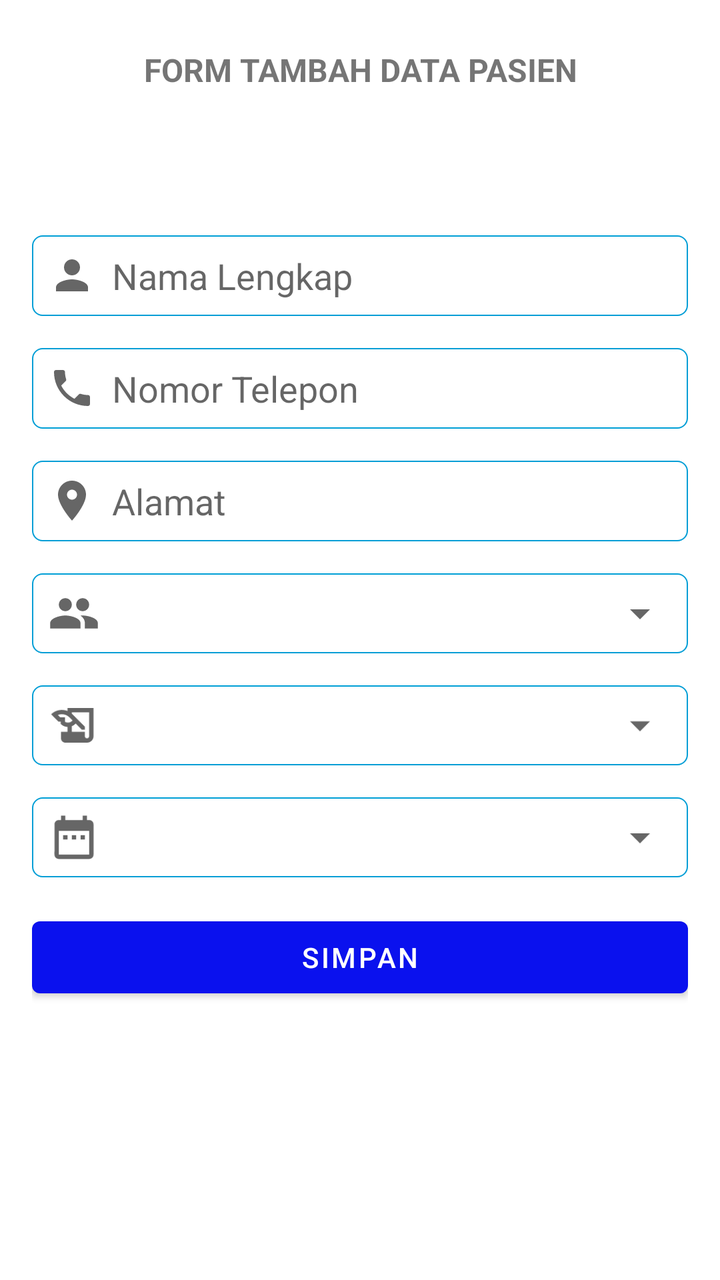
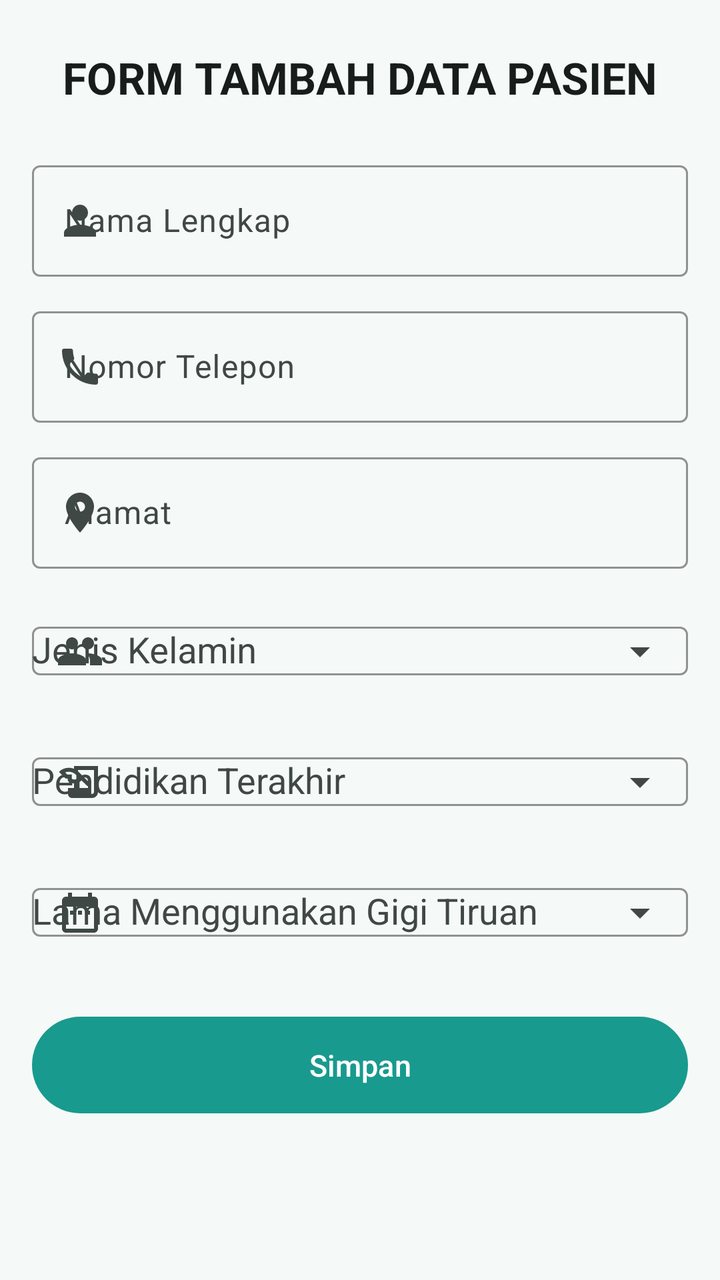

An Android layout rendered at two revisions. The XML below is the earlier revision; the diff shows what the commit changed to produce the second picture.
<!-- AndroidManifest.xml: application theme Theme.Ladokgi -->
<!-- res/layout/activity_create_pasien.xml -->
<?xml version="1.0" encoding="utf-8"?>

<LinearLayout xmlns:android="http://schemas.android.com/apk/res/android"
    xmlns:app="http://schemas.android.com/apk/res-auto"
    xmlns:tools="http://schemas.android.com/tools"
    android:layout_width="match_parent"
    android:layout_height="match_parent"
    android:orientation="vertical"
    tools:context=".CreatePasienActivity">
    <ScrollView
        android:id="@+id/scroll"
        android:layout_width="match_parent"
        android:layout_height="wrap_content"
        >
        <androidx.constraintlayout.widget.ConstraintLayout
            android:layout_width="match_parent"
            android:layout_height="match_parent"
            android:paddingLeft="@dimen/activity_horizontal_margin"
            android:paddingTop="@dimen/activity_vertical_margin"
            android:paddingRight="@dimen/activity_horizontal_margin"
            android:paddingBottom="@dimen/activity_vertical_margin">

            <TextView
                android:id="@+id/title"
                android:layout_width="match_parent"
                android:layout_height="wrap_content"
                android:layout_marginTop="8dp"
                app:layout_constraintTop_toTopOf="parent"
                app:layout_constraintBottom_toTopOf="@id/form"
                android:textAlignment="center"
                android:textSize="16sp"
                android:textStyle="bold"
                android:text="FORM TAMBAH DATA PASIEN"/>


            <LinearLayout
                android:id="@+id/form"
                android:layout_width="match_parent"
                android:layout_height="wrap_content"
                android:layout_marginTop="72dp"
                android:orientation="vertical"
                app:layout_constraintTop_toBottomOf="@id/title"
                >

                <EditText
                    android:id="@+id/nama"
                    android:layout_width="match_parent"
                    android:layout_height="wrap_content"
                    android:layout_marginBottom="16dp"
                    android:background="@drawable/field_bg"
                    android:inputType="textPersonName"
                    android:drawableStart="@drawable/ic_baseline_person_24"
                    android:hint="Nama Lengkap"
                    android:drawablePadding="8dp"
                    android:padding="8dp" />

                <EditText
                    android:id="@+id/nomor_tlp"
                    android:layout_width="match_parent"
                    android:layout_height="wrap_content"
                    android:layout_marginBottom="16dp"
                    android:background="@drawable/field_bg"
                    android:inputType="phone"
                    android:drawableStart="@drawable/ic_baseline_phone_24"
                    android:hint="Nomor Telepon"
                    android:drawablePadding="8dp"
                    android:padding="8dp" />

                <EditText
                    android:id="@+id/alamat"
                    android:layout_width="match_parent"
                    android:layout_height="wrap_content"
                    android:layout_marginBottom="16dp"
                    android:background="@drawable/field_bg"
                    android:drawableStart="@drawable/ic_baseline_location_on_24"
                    android:inputType="text"
                    android:drawablePadding="8dp"
                    android:hint="Alamat"
                    android:padding="8dp" />

                <RelativeLayout
                    android:layout_width="match_parent"
                    android:layout_height="wrap_content"
                    android:background="@drawable/field_bg"
                    android:layout_marginBottom="16dp">

                    <Spinner
                        android:id="@+id/spn3"
                        android:layout_width="match_parent"
                        android:layout_height="40dp"
                        android:layout_toEndOf="@id/iconSpinner3" />
                    <ImageView
                        android:id="@+id/iconSpinner3"
                        android:layout_width="26dp"
                        android:layout_height="26dp"
                        android:src="@drawable/ic_baseline_group_24"
                        android:layout_centerVertical="true"
                        android:layout_marginStart="8dp"/>
                </RelativeLayout>

                <RelativeLayout
                    android:layout_width="match_parent"
                    android:layout_height="wrap_content"
                    android:background="@drawable/field_bg"
                    android:layout_marginBottom="16dp">
                    <Spinner
                        android:id="@+id/spn"
                        android:layout_width="match_parent"
                        android:layout_height="40dp"
                        android:layout_toEndOf="@id/iconSpinner"
                        />
                    <ImageView
                        android:id="@+id/iconSpinner"
                        android:layout_width="26dp"
                        android:layout_height="26dp"
                        android:src="@drawable/ic_baseline_history_edu_24"
                        android:layout_centerVertical="true"
                        android:layout_marginStart="8dp"/>
                </RelativeLayout>

                <RelativeLayout
                    android:layout_width="match_parent"
                    android:layout_height="wrap_content"
                    android:background="@drawable/field_bg"
                    android:layout_marginBottom="16dp">
                    <Spinner
                        android:id="@+id/spn2"
                        android:layout_width="match_parent"
                        android:layout_height="40dp"
                        android:layout_toEndOf="@id/iconSpinner2"
                        />
                    <ImageView
                        android:id="@+id/iconSpinner2"
                        android:layout_width="26dp"
                        android:layout_height="26dp"
                        android:src="@drawable/ic_baseline_date_range_24"
                        android:layout_centerVertical="true"
                        android:layout_marginStart="8dp"/>
                </RelativeLayout>

                <Button
                    android:id="@+id/btn_simpan"
                    android:layout_width="match_parent"
                    android:layout_height="wrap_content"
                    android:layout_marginBottom="32dp"
                    android:text="Simpan" />


            </LinearLayout>

        </androidx.constraintlayout.widget.ConstraintLayout>
    </ScrollView>
</LinearLayout>
<!-- resources referenced by this layout -->
<resources>
  <dimen name="activity_vertical_margin">16dp</dimen>
  <!-- drawable field_bg (drawable) -->
  <?xml version="1.0" encoding="utf-8"?>
  
  <shape xmlns:android="http://schemas.android.com/apk/res/android"
      android:shape="rectangle" >
  
      <corners
          android:bottomLeftRadius="5dp"
          android:bottomRightRadius="5dp"
          android:topLeftRadius="5dp"
          android:topRightRadius="5dp" />
  
      <stroke
          android:width="0.5dp"
          android:color="@color/purple_500" />
  
      <solid android:color="#80FFFFFF" />
  
  </shape>
  <style name="Theme.Ladokgi" parent="Theme.MaterialComponents.DayNight.NoActionBar">
          
          <item name="colorPrimary">@color/purple_700</item>
          <item name="colorPrimaryVariant">@color/purple_500</item>
          <item name="colorOnPrimary">@color/white</item>
          
          <item name="colorSecondary">@color/purple_500</item>
          <item name="colorSecondaryVariant">@color/purple_700</item>
          <item name="colorOnSecondary">@color/black</item>
          
          <item name="android:statusBarColor" tools:targetApi="l">?attr/colorPrimaryVariant</item>
          
  
          <item name="actionOverflowButtonStyle">@style/MyOverflowButtonStyle</item>
      </style>
  <color name="purple_500">#009ed6</color>
  <color name="purple_700">#0a11ee</color>
  <color name="white">#FFFFFFFF</color>
  <color name="black">#FF000000</color>
  <style name="MyOverflowButtonStyle" parent="Widget.AppCompat.ActionButton.Overflow">
          <item name="android:tint">#FFFFFF</item>
      </style>
  <!-- unchanged entries left out for length: 7 -->
</resources>

<!-- the commit's change to res/layout/activity_create_pasien.xml (unified diff, before → after) -->
@@ -1,5 +1,4 @@
 <?xml version="1.0" encoding="utf-8"?>
-
 <LinearLayout xmlns:android="http://schemas.android.com/apk/res/android"
     xmlns:app="http://schemas.android.com/apk/res-auto"
     xmlns:tools="http://schemas.android.com/tools"
@@ -7,147 +6,143 @@
     android:layout_height="match_parent"
     android:orientation="vertical"
     tools:context=".CreatePasienActivity">
+
     <ScrollView
         android:id="@+id/scroll"
         android:layout_width="match_parent"
-        android:layout_height="wrap_content"
-        >
-        <androidx.constraintlayout.widget.ConstraintLayout
+        android:layout_height="match_parent"
+        android:fillViewport="true">
+
+        <LinearLayout
             android:layout_width="match_parent"
-            android:layout_height="match_parent"
-            android:paddingLeft="@dimen/activity_horizontal_margin"
-            android:paddingTop="@dimen/activity_vertical_margin"
-            android:paddingRight="@dimen/activity_horizontal_margin"
-            android:paddingBottom="@dimen/activity_vertical_margin">
+            android:layout_height="wrap_content"
+            android:orientation="vertical"
+            android:padding="@dimen/activity_horizontal_margin"
+            android:paddingBottom="32dp">
 
-            <TextView
+            <com.google.android.material.textview.MaterialTextView
                 android:id="@+id/title"
                 android:layout_width="match_parent"
                 android:layout_height="wrap_content"
                 android:layout_marginTop="8dp"
-                app:layout_constraintTop_toTopOf="parent"
-                app:layout_constraintBottom_toTopOf="@id/form"
-                android:textAlignment="center"
-                android:textSize="16sp"
-                android:textStyle="bold"
-                android:text="FORM TAMBAH DATA PASIEN"/>
-
+                android:layout_marginBottom="24dp"
+                android:gravity="center"
+                android:text="@string/form_add_patient_title"
+                android:textAppearance="?attr/textAppearanceTitleLarge"
+                android:textColor="?attr/colorOnSurface"
+                android:textStyle="bold" />
 
             <LinearLayout
                 android:id="@+id/form"
                 android:layout_width="match_parent"
                 android:layout_height="wrap_content"
-                android:layout_marginTop="72dp"
-                android:orientation="vertical"
-                app:layout_constraintTop_toBottomOf="@id/title"
-                >
+                android:orientation="vertical">
 
-                <EditText
-                    android:id="@+id/nama"
+                <com.google.android.material.textfield.TextInputLayout
+                    android:id="@+id/til_nama"
+                    style="@style/Widget.Ladokgi.TextInputLayout"
                     android:layout_width="match_parent"
                     android:layout_height="wrap_content"
-                    android:layout_marginBottom="16dp"
-                    android:background="@drawable/field_bg"
-                    android:inputType="textPersonName"
-                    android:drawableStart="@drawable/ic_baseline_person_24"
-                    android:hint="Nama Lengkap"
-                    android:drawablePadding="8dp"
-                    android:padding="8dp" />
+                    android:layout_marginBottom="12dp"
+                    android:hint="@string/hint_full_name"
+                    app:startIconDrawable="@drawable/ic_baseline_person_24">
 
-                <EditText
-                    android:id="@+id/nomor_tlp"
+                    <com.google.android.material.textfield.TextInputEditText
+                        android:id="@+id/nama"
+                        android:layout_width="match_parent"
+                        android:layout_height="wrap_content"
+                        android:inputType="textPersonName" />
+                </com.google.android.material.textfield.TextInputLayout>
+
+                <com.google.android.material.textfield.TextInputLayout
+                    android:id="@+id/til_telepon"
+                    style="@style/Widget.Ladokgi.TextInputLayout"
                     android:layout_width="match_parent"
                     android:layout_height="wrap_content"
-                    android:layout_marginBottom="16dp"
-                    android:background="@drawable/field_bg"
-                    android:inputType="phone"
-                    android:drawableStart="@drawable/ic_baseline_phone_24"
-                    android:hint="Nomor Telepon"
-                    android:drawablePadding="8dp"
-                    android:padding="8dp" />
+                    android:layout_marginBottom="12dp"
+                    android:hint="@string/hint_phone"
+                    app:startIconDrawable="@drawable/ic_baseline_phone_24">
 
-                <EditText
-                    android:id="@+id/alamat"
+                    <com.google.android.material.textfield.TextInputEditText
+                        android:id="@+id/nomor_tlp"
+                        android:layout_width="match_parent"
+                        android:layout_height="wrap_content"
+                        android:inputType="phone" />
+                </com.google.android.material.textfield.TextInputLayout>
+
+                <com.google.android.material.textfield.TextInputLayout
+                    android:id="@+id/til_alamat"
+                    style="@style/Widget.Ladokgi.TextInputLayout"
                     android:layout_width="match_parent"
                     android:layout_height="wrap_content"
-                    android:layout_marginBottom="16dp"
-                    android:background="@drawable/field_bg"
-                    android:drawableStart="@drawable/ic_baseline_location_on_24"
-                    android:inputType="text"
-                    android:drawablePadding="8dp"
-                    android:hint="Alamat"
-                    android:padding="8dp" />
+                    android:layout_marginBottom="12dp"
+                    android:hint="@string/hint_address"
+                    app:startIconDrawable="@drawable/ic_baseline_location_on_24">
 
-                <RelativeLayout
+                    <com.google.android.material.textfield.TextInputEditText
+                        android:id="@+id/alamat"
+                        android:layout_width="match_parent"
+                        android:layout_height="wrap_content"
+                        android:inputType="text" />
+                </com.google.android.material.textfield.TextInputLayout>
+
+                <com.google.android.material.textfield.TextInputLayout
+                    android:id="@+id/til_jenkel"
+                    style="@style/Widget.Ladokgi.TextInputLayout"
                     android:layout_width="match_parent"
                     android:layout_height="wrap_content"
-                    android:background="@drawable/field_bg"
-                    android:layout_marginBottom="16dp">
+                    android:layout_marginBottom="12dp"
+                    android:hint="@string/label_gender"
+                    app:startIconDrawable="@drawable/ic_baseline_group_24"
+                    app:endIconMode="dropdown_menu">
 
-                    <Spinner
+                    <com.google.android.material.textfield.MaterialAutoCompleteTextView
                         android:id="@+id/spn3"
                         android:layout_width="match_parent"
-                        android:layout_height="40dp"
-                        android:layout_toEndOf="@id/iconSpinner3" />
-                    <ImageView
-                        android:id="@+id/iconSpinner3"
-                        android:layout_width="26dp"
-                        android:layout_height="26dp"
-                        android:src="@drawable/ic_baseline_group_24"
-                        android:layout_centerVertical="true"
-                        android:layout_marginStart="8dp"/>
-                </RelativeLayout>
+                        android:layout_height="wrap_content"
+                        android:inputType="none" />
+                </com.google.android.material.textfield.TextInputLayout>
 
-                <RelativeLayout
+                <com.google.android.material.textfield.TextInputLayout
+                    android:id="@+id/til_pendidikan"
+                    style="@style/Widget.Ladokgi.TextInputLayout"
                     android:layout_width="match_parent"
                     android:layout_height="wrap_content"
-                    android:background="@drawable/field_bg"
-                    android:layout_marginBottom="16dp">
-                    <Spinner
+                    android:layout_marginBottom="12dp"
+                    android:hint="@string/label_education"
+                    app:startIconDrawable="@drawable/ic_baseline_history_edu_24"
+                    app:endIconMode="dropdown_menu">
+
+                    <com.google.android.material.textfield.MaterialAutoCompleteTextView
                         android:id="@+id/spn"
                         android:layout_width="match_parent"
-                        android:layout_height="40dp"
-                        android:layout_toEndOf="@id/iconSpinner"
-                        />
-                    <ImageView
-                        android:id="@+id/iconSpinner"
-                        android:layout_width="26dp"
-                        android:layout_height="26dp"
-                        android:src="@drawable/ic_baseline_history_edu_24"
-                        android:layout_centerVertical="true"
-                        android:layout_marginStart="8dp"/>
-                </RelativeLayout>
+                        android:layout_height="wrap_content"
+                        android:inputType="none" />
+                </com.google.android.material.textfield.TextInputLayout>
 
-                <RelativeLayout
+                <com.google.android.material.textfield.TextInputLayout
+                    android:id="@+id/til_tahun"
+                    style="@style/Widget.Ladokgi.TextInputLayout"
                     android:layout_width="match_parent"
                     android:layout_height="wrap_content"
-                    android:background="@drawable/field_bg"
-                    android:layout_marginBottom="16dp">
-                    <Spinner
+                    android:layout_marginBottom="24dp"
+                    android:hint="@string/label_usage_duration"
+                    app:startIconDrawable="@drawable/ic_baseline_date_range_24"
+                    app:endIconMode="dropdown_menu">
+
+                    <com.google.android.material.textfield.MaterialAutoCompleteTextView
                         android:id="@+id/spn2"
                         android:layout_width="match_parent"
-                        android:layout_height="40dp"
-                        android:layout_toEndOf="@id/iconSpinner2"
-                        />
-                    <ImageView
-                        android:id="@+id/iconSpinner2"
-                        android:layout_width="26dp"
-                        android:layout_height="26dp"
-                        android:src="@drawable/ic_baseline_date_range_24"
-                        android:layout_centerVertical="true"
-                        android:layout_marginStart="8dp"/>
-                </RelativeLayout>
+                        android:layout_height="wrap_content"
+                        android:inputType="none" />
+                </com.google.android.material.textfield.TextInputLayout>
 
-                <Button
+                <com.google.android.material.button.MaterialButton
                     android:id="@+id/btn_simpan"
                     android:layout_width="match_parent"
                     android:layout_height="wrap_content"
-                    android:layout_marginBottom="32dp"
-                    android:text="Simpan" />
-
-
+                    android:text="@string/action_save" />
             </LinearLayout>
-
-        </androidx.constraintlayout.widget.ConstraintLayout>
+        </LinearLayout>
     </ScrollView>
 </LinearLayout>
<!-- resource entries referenced after the edit -->
@@ -1,46 +1,104 @@
 <!-- resources referenced by this layout -->
 <resources>
-  <dimen name="activity_vertical_margin">16dp</dimen>
-  <!-- drawable field_bg (drawable) -->
-  <?xml version="1.0" encoding="utf-8"?>
+  <string name="action_save">Simpan</string>
+  <string name="form_add_patient_title">FORM TAMBAH DATA PASIEN</string>
+  <string name="hint_address">Alamat</string>
+  <string name="hint_full_name">Nama Lengkap</string>
+  <string name="hint_phone">Nomor Telepon</string>
+  <string name="label_education">Pendidikan Terakhir</string>
+  <string name="label_gender">Jenis Kelamin</string>
+  <string name="label_usage_duration">Lama Menggunakan Gigi Tiruan</string>
+  <style name="Widget.Ladokgi.TextInputLayout" parent="Widget.Material3.TextInputLayout.OutlinedBox">
+          <item name="boxStrokeColor">?attr/colorPrimary</item>
+          <item name="hintTextColor">?attr/colorPrimary</item>
+      </style>
+  <style name="Theme.Ladokgi" parent="Theme.Material3.DayNight.NoActionBar">
+          <item name="colorPrimary">@color/m3_primary</item>
+          <item name="colorOnPrimary">@color/m3_on_primary</item>
+          <item name="colorPrimaryContainer">@color/m3_primary_container</item>
+          <item name="colorOnPrimaryContainer">@color/m3_on_primary_container</item>
   
-  <shape xmlns:android="http://schemas.android.com/apk/res/android"
-      android:shape="rectangle" >
+          <item name="colorSecondary">@color/m3_secondary</item>
+          <item name="colorOnSecondary">@color/m3_on_secondary</item>
+          <item name="colorSecondaryContainer">@color/m3_secondary_container</item>
+          <item name="colorOnSecondaryContainer">@color/m3_on_secondary_container</item>
   
-      <corners
-          android:bottomLeftRadius="5dp"
-          android:bottomRightRadius="5dp"
-          android:topLeftRadius="5dp"
-          android:topRightRadius="5dp" />
+          <item name="colorTertiary">@color/m3_tertiary</item>
+          <item name="colorOnTertiary">@color/m3_on_tertiary</item>
   
-      <stroke
-          android:width="0.5dp"
-          android:color="@color/purple_500" />
+          <item name="colorError">@color/m3_error</item>
+          <item name="colorOnError">@color/m3_on_error</item>
   
-      <solid android:color="#80FFFFFF" />
+          <item name="android:colorBackground">@color/m3_background</item>
+          <item name="colorOnBackground">@color/m3_on_background</item>
+          <item name="colorSurface">@color/m3_surface</item>
+          <item name="colorOnSurface">@color/m3_on_surface</item>
+          <item name="colorSurfaceVariant">@color/m3_surface_variant</item>
+          <item name="colorOnSurfaceVariant">@color/m3_on_surface_variant</item>
+          <item name="colorOutline">@color/m3_outline</item>
+          <item name="colorSurfaceContainer">@color/m3_surface_container</item>
+          <item name="colorSurfaceContainerHigh">@color/m3_surface_container_high</item>
   
-  </shape>
-  <style name="Theme.Ladokgi" parent="Theme.MaterialComponents.DayNight.NoActionBar">
           
-          <item name="colorPrimary">@color/purple_700</item>
-          <item name="colorPrimaryVariant">@color/purple_500</item>
-          <item name="colorOnPrimary">@color/white</item>
-          
-          <item name="colorSecondary">@color/purple_500</item>
-          <item name="colorSecondaryVariant">@color/purple_700</item>
-          <item name="colorOnSecondary">@color/black</item>
-          
-          <item name="android:statusBarColor" tools:targetApi="l">?attr/colorPrimaryVariant</item>
-          
+          <item name="textInputStyle">@style/Widget.Ladokgi.TextInputLayout</item>
+          <item name="materialButtonStyle">@style/Widget.Ladokgi.Button</item>
+          <item name="materialButtonOutlinedStyle">@style/Widget.Ladokgi.Button.Outlined</item>
+          <item name="borderlessButtonStyle">@style/Widget.Ladokgi.Button.Text</item>
   
+          <item name="materialAlertDialogTheme">@style/ThemeOverlay.Ladokgi.AlertDialog</item>
           <item name="actionOverflowButtonStyle">@style/MyOverflowButtonStyle</item>
       </style>
-  <color name="purple_500">#009ed6</color>
-  <color name="purple_700">#0a11ee</color>
-  <color name="white">#FFFFFFFF</color>
-  <color name="black">#FF000000</color>
+  <color name="m3_primary">#199A8E</color>
+  <color name="m3_on_primary">#FFFFFF</color>
+  <color name="m3_primary_container">#9DF2E4</color>
+  <color name="m3_on_primary_container">#00201C</color>
+  <color name="m3_secondary">#4B635F</color>
+  <color name="m3_on_secondary">#FFFFFF</color>
+  <color name="m3_secondary_container">#CDE8E3</color>
+  <color name="m3_on_secondary_container">#07201C</color>
+  <color name="m3_tertiary">#46617A</color>
+  <color name="m3_on_tertiary">#FFFFFF</color>
+  <color name="m3_error">#BA1A1A</color>
+  <color name="m3_on_error">#FFFFFF</color>
+  <color name="m3_background">#F5FAF8</color>
+  <color name="m3_on_background">#171D1B</color>
+  <color name="m3_surface">#F5FAF8</color>
+  <color name="m3_on_surface">#171D1B</color>
+  <color name="m3_surface_variant">#DAE5E2</color>
+  <color name="m3_on_surface_variant">#404846</color>
+  <color name="m3_outline">#707976</color>
+  <color name="m3_surface_container">#EFF5F3</color>
+  <color name="m3_surface_container_high">#E9EFED</color>
+  <style name="Widget.Ladokgi.Button" parent="Widget.Material3.Button">
+          <item name="shapeAppearanceOverlay">@style/ShapeAppearance.Ladokgi.Pill</item>
+          <item name="android:textSize">15sp</item>
+          <item name="android:paddingTop">14dp</item>
+          <item name="android:paddingBottom">14dp</item>
+          <item name="iconPadding">8dp</item>
+      </style>
+  <style name="Widget.Ladokgi.Button.Outlined" parent="Widget.Material3.Button.OutlinedButton">
+          <item name="shapeAppearanceOverlay">@style/ShapeAppearance.Ladokgi.Pill</item>
+          <item name="android:textSize">15sp</item>
+          <item name="android:paddingTop">14dp</item>
+          <item name="android:paddingBottom">14dp</item>
+          <item name="strokeColor">?attr/colorPrimary</item>
+          <item name="android:textColor">?attr/colorPrimary</item>
+      </style>
+  <style name="Widget.Ladokgi.Button.Text" parent="Widget.Material3.Button.TextButton">
+          <item name="shapeAppearanceOverlay">@style/ShapeAppearance.Ladokgi.Pill</item>
+          <item name="android:textColor">?attr/colorPrimary</item>
+      </style>
+  <style name="ThemeOverlay.Ladokgi.AlertDialog" parent="ThemeOverlay.Material3.MaterialAlertDialog">
+          <item name="buttonBarPositiveButtonStyle">@style/Widget.Ladokgi.Button.Text</item>
+          <item name="buttonBarNegativeButtonStyle">@style/Widget.Ladokgi.Button.Text</item>
+          <item name="buttonBarNeutralButtonStyle">@style/Widget.Ladokgi.Button.Text</item>
+      </style>
   <style name="MyOverflowButtonStyle" parent="Widget.AppCompat.ActionButton.Overflow">
-          <item name="android:tint">#FFFFFF</item>
+          <item name="android:tint">?attr/colorOnSurface</item>
+      </style>
+  <style name="ShapeAppearance.Ladokgi.Pill" parent="">
+          <item name="cornerFamily">rounded</item>
+          <item name="cornerSize">50%</item>
       </style>
   <!-- unchanged entries left out for length: 7 -->
 </resources>
